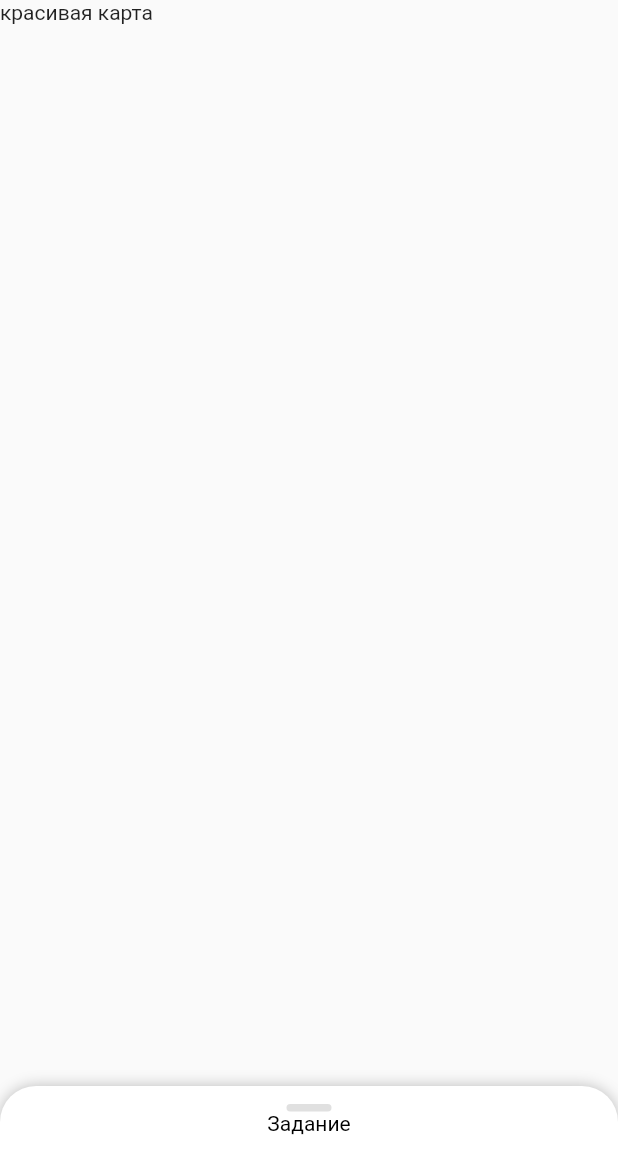
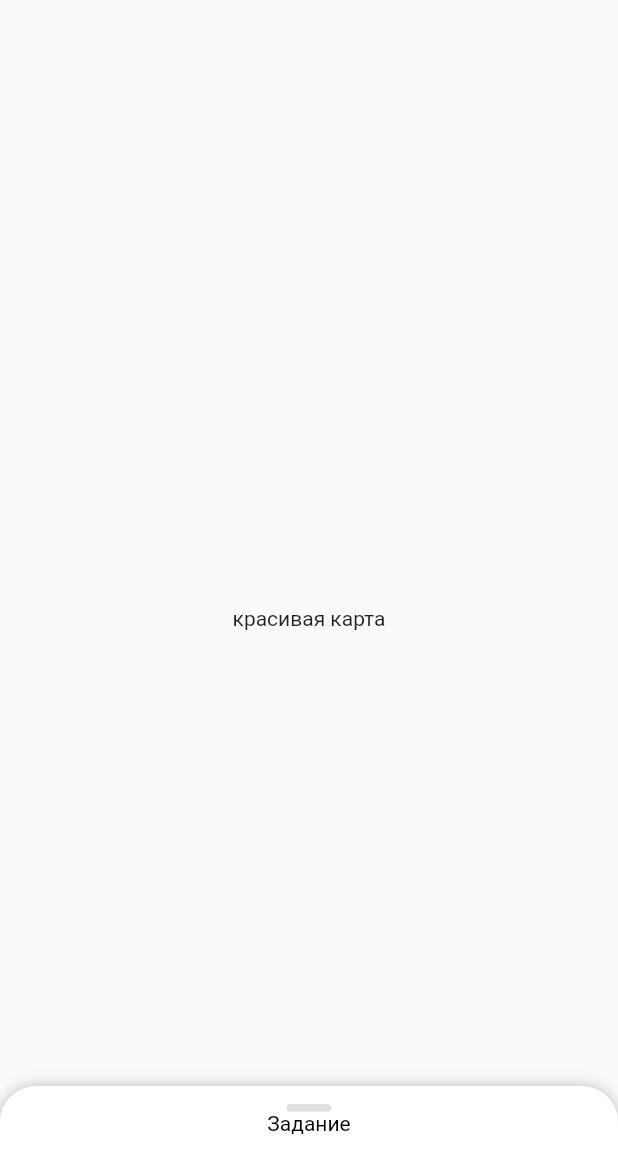
Before and after one commit to mentoster/sheremetyevo_tasks, a Flutter app: the screen it shows after launch, on a phone screen of 412 x 824 dp. Shown: the top 1174 px of the screen. Run offline on Flutter 3.47's test engine with Material 2 defaults, Android fonts, the phone set to English and light mode, and no system bars; drawn by our look-alikes of sliding_up_panel; our stand-ins replace flutter_login, liquid_progress_indicator_ns.

Commit message:
center map

```diff
--- a/lib/Screens/mapScreen/mapScreen.dart
+++ b/lib/Screens/mapScreen/mapScreen.dart
@@ -45,7 +45,7 @@ class WayMap extends StatelessWidget {
             ),
           ],
         ),
-        body: Text("красивая карта"),
+        body: Center(child: Text("красивая карта")),
         borderRadius: radius,
       ),
     );
```
